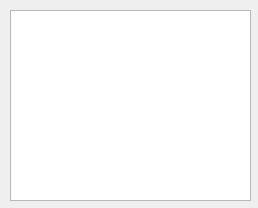
qtproject/qt-mobility, file examples/telephony/callmonitor/dialog.ui: the form before one commit.
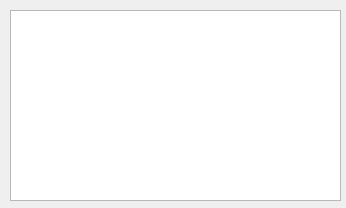
The form after the commit.

Commit message: Change callmonitor example dialog title text in Monitoring Call Data.

Diff of the .ui file:
```diff
--- a/examples/telephony/callmonitor/dialog.ui
+++ b/examples/telephony/callmonitor/dialog.ui
@@ -6,7 +6,7 @@
    <rect>
     <x>0</x>
     <y>0</y>
-    <width>258</width>
+    <width>346</width>
     <height>208</height>
    </rect>
   </property>
@@ -18,7 +18,7 @@
     <rect>
      <x>10</x>
      <y>10</y>
-     <width>241</width>
+     <width>331</width>
      <height>191</height>
     </rect>
    </property>
```
The commit also changes 1 other file.
